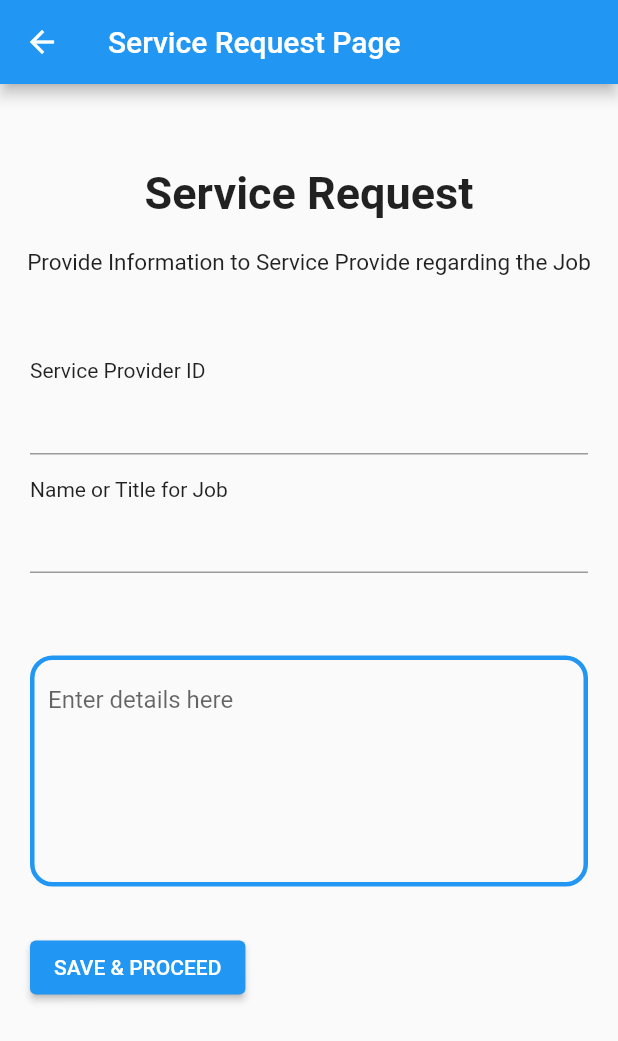
After one commit to sourav-k7/ruralclap_app, a Flutter app: the screen it shows after launch, after a tap on "Job Request", on a phone screen of 412 x 824 dp. The commit adds this screen. Shown: the top 1041 px of the screen. Run offline on Flutter 3.47's test engine with Material 2 defaults, Android fonts, the phone set to English and light mode, and no system bars.

Commit message:
added service request page

```diff
--- a/lib/main.dart
+++ b/lib/main.dart
@@ -1,5 +1,6 @@
 import 'package:flutter/material.dart';
 import 'package:ruralclap_app/pages/create_job_page.dart';
+import 'package:ruralclap_app/pages/service_request_page.dart';
 
 void main() {
   runApp(const MyApp());
@@ -23,7 +24,6 @@ class MyApp extends StatelessWidget {
 
 class MyHomePage extends StatefulWidget {
   const MyHomePage();
-
   @override
   State<MyHomePage> createState() => _MyHomePageState();
 }
@@ -43,11 +43,18 @@ class _MyHomePageState extends State<MyHomePage> {
                 onPressed: () {
                   Navigator.push(
                     context,
-                    MaterialPageRoute(
-                        builder: (context) => const CreateJobPage()),
+                    MaterialPageRoute(builder: (context) => const CreateJobPage()),
                   );
                 },
                 child: const Text('Create Job page')),
+            ElevatedButton(
+                onPressed: () {
+                  Navigator.push(
+                    context,
+                    MaterialPageRoute(builder: (context) => const ServiceRequest()),
+                  );
+                },
+                child: const Text('Job Request')),
           ],
         ),
       ),
--- /dev/null
+++ b/lib/pages/service_request_page.dart
@@ -0,0 +1,89 @@
+import 'package:flutter/material.dart';
+
+class ServiceRequest extends StatefulWidget {
+  const ServiceRequest({super.key});
+
+  @override
+  State<ServiceRequest> createState() => _CreateServiceRequest();
+}
+
+class _CreateServiceRequest extends State<ServiceRequest> {
+  final _formKey = GlobalKey<FormState>();
+  int counter = 0;
+  String? _service_provider_id, _service_title, _service_details;
+
+  @override
+  Widget build(BuildContext context) {
+    return Scaffold(
+      appBar: AppBar(
+        title: Text("Service Request Page"),
+      ),
+      body: ListView(children: <Widget>[
+        const SizedBox(height: 55),
+        const Text(
+          textAlign: TextAlign.center,
+          'Service Request',
+          style: TextStyle(fontWeight: FontWeight.bold, fontSize: 30),
+        ),
+        const SizedBox(height: 20),
+        const Text(
+          'Provide Information to Service Provide regarding the Job',
+          textAlign: TextAlign.center,
+          style: TextStyle(fontSize: 15),
+        ),
+        const SizedBox(height: 35),
+        Container(
+            child: Padding(
+                padding: const EdgeInsets.symmetric(horizontal: 20),
+                child: Form(
+                    key: _formKey,
+                    child: Column(crossAxisAlignment: CrossAxisAlignment.start, children: [
+                      const SizedBox(
+                        height: 20,
+                      ),
+                      const Text('Service Provider ID'),
+                      TextFormField(
+                        onSaved: (value) => _service_provider_id = value!,
+                      ),
+                      const SizedBox(
+                        height: 15,
+                      ),
+                      const Text('Name or Title for Job'),
+                      TextFormField(
+                        onSaved: (value) => _service_title = value!,
+                      ),
+                      const SizedBox(
+                        height: 15,
+                      ),
+                      const SizedBox(
+                        height: 40,
+                      ),
+                      TextFormField(
+                          keyboardType: TextInputType.multiline,
+                          maxLines: 6,
+                          decoration: InputDecoration(
+                              hintText: "Enter details here",
+                              enabledBorder: OutlineInputBorder(
+                                borderSide: const BorderSide(width: 3, color: Colors.blue),
+                                borderRadius: BorderRadius.circular(15),
+                              ),
+                              focusedBorder: OutlineInputBorder(
+                                borderSide: const BorderSide(width: 3, color: Colors.blue),
+                                borderRadius: BorderRadius.circular(15),
+                              )),
+                          onSaved: (value) => _service_details = value!),
+                      const SizedBox(
+                        height: 30,
+                      ),
+                      ElevatedButton(
+                        onPressed: () {
+                          _formKey.currentState?.save();
+                          print("service Provider id: $_service_provider_id, \n Service Title: $_service_title, \n Details: $_service_details \n");
+                        },
+                        child: const Text("SAVE & PROCEED"),
+                      )
+                    ])))),
+      ]),
+    );
+  }
+}
```
